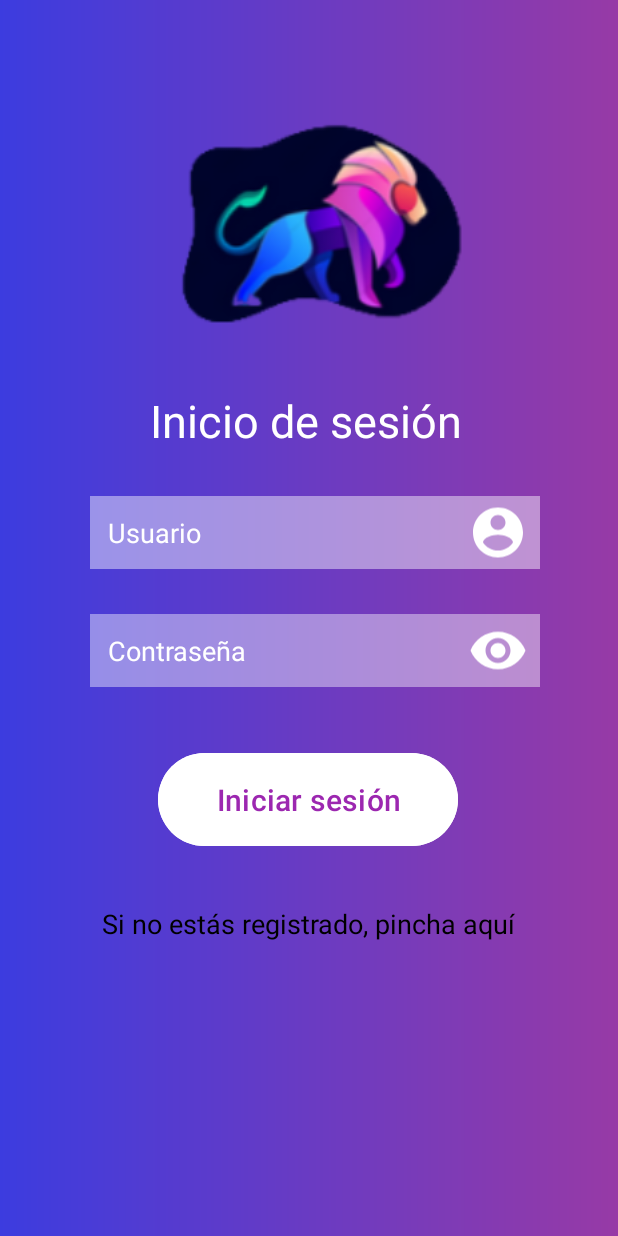
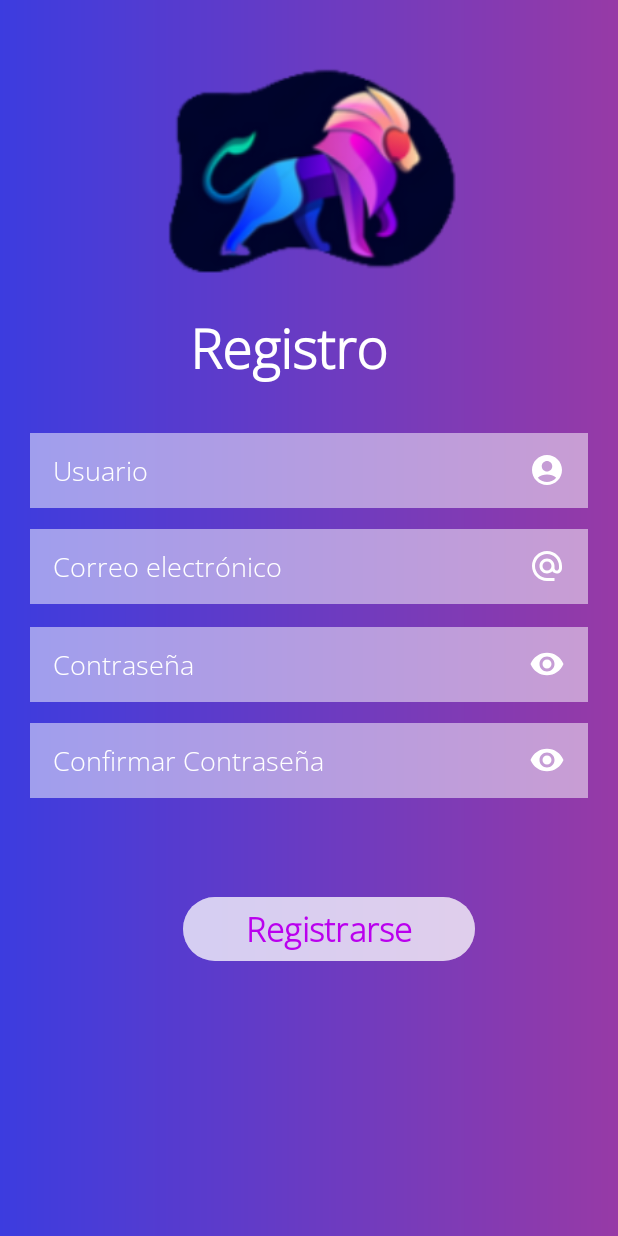
Before and after one commit to luciasimon/Melodify, an Android app: the screen it shows after launch (LogInPage before the commit, RegistroActivity after it), on a phone screen of 412 x 824 dp. Run offline under Robolectric (Android 15) with nearby library versions, the phone set to English and light mode, and no system bars; our stand-ins replace data binding.

Commit message:
activities completas

```diff
--- a/app/build.gradle.kts
+++ b/app/build.gradle.kts
@@ -57,3 +57,8 @@ android {
         implementation("de.hdodenhof:circleimageview:3.1.0")
     }
 }
+dependencies {
+    implementation("androidx.appcompat:appcompat:1.6.1")
+    implementation("com.google.android.material:material:1.11.0")
+    implementation("androidx.constraintlayout:constraintlayout:2.1.4")
+}
--- a/app/src/main/java/com/example/melodify/MainActivity.kt
+++ b/app/src/main/java/com/example/melodify/MainActivity.kt
@@ -7,7 +7,6 @@ import android.os.Bundle
 import com.example.melodify.databinding.ActivityMainBinding
 import com.example.melodify.databinding.ActivityPlayListBinding
 import com.example.melodify.playlist.PlayList
-
 class MainActivity : AppCompatActivity() {
 
     private lateinit var binding: ActivityMainBinding
@@ -18,8 +17,10 @@ class MainActivity : AppCompatActivity() {
 
          //val intent = Intent(this, UserActivity::class.java)
 //        val intent = Intent(this, PlayingSongActivity::class.java)
-       val intent = Intent(this, LogInPage::class.java)
+ //      val intent = Intent(this, LogInPage::class.java)
 //       val intent = Intent(this, HomeActivity::class.java)
+ //      val intent = Intent(this, PlayList::class.java)
+       val intent = Intent(this, RegistroActivity::class.java)
 
         startActivity(intent)
     }
--- /dev/null
+++ b/app/src/main/java/com/example/melodify/RegistroActivity.kt
@@ -0,0 +1,92 @@
+package com.example.melodify
+
+import android.annotation.SuppressLint
+import android.os.Build
+import androidx.appcompat.app.AppCompatActivity
+import android.os.Bundle
+import android.text.method.HideReturnsTransformationMethod
+import android.text.method.PasswordTransformationMethod
+import android.view.MotionEvent
+import android.view.WindowManager
+import com.example.melodify.R
+import com.example.melodify.databinding.ActivityRegistroBinding
+
+class RegistroActivity : AppCompatActivity() {
+
+
+    private lateinit var binding: ActivityRegistroBinding
+    @SuppressLint("ClickableViewAccessibility")
+    override fun onCreate(savedInstanceState: Bundle?) {
+        super.onCreate(savedInstanceState)
+        binding = ActivityRegistroBinding.inflate(layoutInflater)
+        setContentView(binding.root)
+
+        if (Build.VERSION.SDK_INT >= Build.VERSION_CODES.KITKAT) {
+            val w = window // in Activity's onCreate() for instance
+            w.setFlags(
+                WindowManager.LayoutParams.FLAG_LAYOUT_NO_LIMITS,
+                WindowManager.LayoutParams.FLAG_LAYOUT_NO_LIMITS
+            )
+        }
+
+        binding.clave.setOnTouchListener { v, event ->
+            if (event.action == MotionEvent.ACTION_UP) {
+                if (event.rawX >= (binding.clave.right - binding.clave.compoundDrawables[2].bounds.width())) {
+
+                    if (binding.clave.transformationMethod is PasswordTransformationMethod) {
+                        // Mostrar la contraseña
+                        binding.clave.transformationMethod = HideReturnsTransformationMethod.getInstance()
+                        binding.clave.setCompoundDrawablesWithIntrinsicBounds(0, 0, R.drawable.ojito_passwd, 0)
+                    } else {
+                        // Ocultar la contraseña
+                        binding.clave.transformationMethod = PasswordTransformationMethod.getInstance()
+                        binding.clave.setCompoundDrawablesWithIntrinsicBounds(0, 0, R.drawable.ojito_passwd, 0)
+                    }
+
+                    binding.clave.setSelection(binding.clave.text.length)
+                    return@setOnTouchListener true
+                }
+            }
+            false
+        }
+
+        binding.confirmClave.setOnTouchListener { v, event ->
+            if (event.action == MotionEvent.ACTION_UP) {
+                if (event.rawX >= (binding.confirmClave.right - binding.confirmClave.compoundDrawables[2].bounds.width())) {
+
+                    if (binding.confirmClave.transformationMethod is PasswordTransformationMethod) {
+                        // Mostrar la contraseña
+                        binding.confirmClave.transformationMethod = HideReturnsTransformationMethod.getInstance()
+                        binding.confirmClave.setCompoundDrawablesWithIntrinsicBounds(0, 0, R.drawable.ojito_passwd, 0)
+                    } else {
+                        // Ocultar la contraseña
+                        binding.confirmClave.transformationMethod = PasswordTransformationMethod.getInstance()
+                        binding.confirmClave.setCompoundDrawablesWithIntrinsicBounds(0, 0, R.drawable.ojito_passwd, 0)
+                    }
+
+                    binding.confirmClave.setSelection(binding.confirmClave.text.length)
+                    return@setOnTouchListener true
+                }
+            }
+            false
+        }
+
+
+        binding.buttonRegister.setOnClickListener {
+//            registro()
+        }
+
+
+
+    }
+
+//    fun registro(){
+//        var nombre = binding.nombreUser.text.toString()
+
+//        val intent = Intent(this, LAQUESEA::class.java)
+//        val bundle = Bundle()
+//        bundle.putString("nombre", nombre)
+//        intent.putExtras(bundle)
+//        startActivity(Intent)
+
+}
--- /dev/null
+++ b/app/src/main/res/drawable/background_color.xml
@@ -0,0 +1,8 @@
+<?xml version="1.0" encoding="utf-8"?>
+<shape xmlns:android="http://schemas.android.com/apk/res/android"
+    android:shape="rectangle">
+    <gradient
+        android:startColor="#3C3CDF"
+        android:endColor="#973AA6"
+        android:angle="0"/>
+</shape>
--- /dev/null
+++ b/app/src/main/res/drawable/baseline_alternate_email_24.xml
@@ -0,0 +1,5 @@
+<vector android:height="24dp" android:tint="#FFFFFF"
+    android:viewportHeight="24" android:viewportWidth="24"
+    android:width="24dp" xmlns:android="http://schemas.android.com/apk/res/android">
+    <path android:fillColor="@android:color/white" android:pathData="M12,2C6.48,2 2,6.48 2,12s4.48,10 10,10h5v-2h-5c-4.34,0 -8,-3.66 -8,-8s3.66,-8 8,-8 8,3.66 8,8v1.43c0,0.79 -0.71,1.57 -1.5,1.57s-1.5,-0.78 -1.5,-1.57L17,12c0,-2.76 -2.24,-5 -5,-5s-5,2.24 -5,5 2.24,5 5,5c1.38,0 2.64,-0.56 3.54,-1.47 0.65,0.89 1.77,1.47 2.96,1.47 1.97,0 3.5,-1.6 3.5,-3.57L22,12c0,-5.52 -4.48,-10 -10,-10zM12,15c-1.66,0 -3,-1.34 -3,-3s1.34,-3 3,-3 3,1.34 3,3 -1.34,3 -3,3z"/>
+</vector>
--- /dev/null
+++ b/app/src/main/res/drawable/icon_user.xml
@@ -0,0 +1,5 @@
+<vector android:height="24dp" android:tint="#FFFFFF"
+    android:viewportHeight="24" android:viewportWidth="24"
+    android:width="24dp" xmlns:android="http://schemas.android.com/apk/res/android">
+    <path android:fillColor="@android:color/white" android:pathData="M12,2C6.48,2 2,6.48 2,12s4.48,10 10,10s10,-4.48 10,-10S17.52,2 12,2zM12,6c1.93,0 3.5,1.57 3.5,3.5S13.93,13 12,13s-3.5,-1.57 -3.5,-3.5S10.07,6 12,6zM12,20c-2.03,0 -4.43,-0.82 -6.14,-2.88C7.55,15.8 9.68,15 12,15s4.45,0.8 6.14,2.12C16.43,19.18 14.03,20 12,20z"/>
+</vector>
--- /dev/null
+++ b/app/src/main/res/drawable/ojito_passwd.xml
@@ -0,0 +1,5 @@
+<vector android:height="24dp" android:tint="#FFFFFF"
+    android:viewportHeight="24" android:viewportWidth="24"
+    android:width="24dp" xmlns:android="http://schemas.android.com/apk/res/android">
+    <path android:fillColor="@android:color/white" android:pathData="M12,4.5C7,4.5 2.73,7.61 1,12c1.73,4.39 6,7.5 11,7.5s9.27,-3.11 11,-7.5c-1.73,-4.39 -6,-7.5 -11,-7.5zM12,17c-2.76,0 -5,-2.24 -5,-5s2.24,-5 5,-5 5,2.24 5,5 -2.24,5 -5,5zM12,9c-1.66,0 -3,1.34 -3,3s1.34,3 3,3 3,-1.34 3,-3 -1.34,-3 -3,-3z"/>
+</vector>
--- /dev/null
+++ b/app/src/main/res/layout/activity_registro.xml
@@ -0,0 +1,123 @@
+<?xml version="1.0" encoding="utf-8"?>
+
+<layout xmlns:tools="http://schemas.android.com/tools"
+    xmlns:android="http://schemas.android.com/apk/res/android"
+    xmlns:app="http://schemas.android.com/apk/res-auto">
+    <RelativeLayout
+        android:layout_width="match_parent"
+        android:layout_height="match_parent"
+        android:background="@drawable/background_color"
+        tools:context=".RegistroActivity">
+
+        <Button
+            android:id="@+id/buttonRegister"
+            android:layout_width="194dp"
+            android:layout_height="wrap_content"
+            android:layout_below="@id/confirmClave"
+            android:layout_alignParentStart="true"
+            android:layout_alignParentEnd="true"
+            android:layout_marginStart="122dp"
+            android:layout_marginTop="62dp"
+            android:layout_marginEnd="95dp"
+            android:backgroundTint="@color/white_transparent"
+            android:fontFamily="@font/open_sans_light"
+            android:text="Registrarse"
+            android:textColor="#BA00EE"
+            android:textSize="22sp"
+            android:textStyle="bold" />
+
+        <EditText
+            android:id="@+id/clave"
+            android:layout_width="match_parent"
+            android:layout_height="50dp"
+            android:layout_below="@id/correoUser"
+            android:layout_marginStart="20dp"
+            android:layout_marginTop="15dp"
+            android:layout_marginEnd="20dp"
+            android:background="@color/white_transparent"
+            android:drawableRight="@drawable/ojito_passwd"
+            android:fontFamily="@font/open_sans_light"
+            android:hint="Contraseña"
+            android:inputType="textPassword"
+            android:paddingStart="15dp"
+            android:paddingEnd="15dp"
+            android:textColorHint="@color/white" />
+
+        <EditText
+            android:id="@+id/nombreUser"
+            android:layout_width="match_parent"
+            android:layout_height="50dp"
+            android:layout_below="@id/textViewRegistro"
+            android:layout_marginStart="20dp"
+            android:layout_marginTop="32dp"
+            android:layout_marginEnd="20dp"
+            android:background="@color/white_transparent"
+            android:drawableRight="@drawable/icon_user"
+            android:fontFamily="@font/open_sans_light"
+            android:hint="Usuario"
+            android:paddingStart="15dp"
+            android:paddingEnd="15dp"
+            android:textColorHint="@color/white" />
+
+        <EditText
+            android:id="@+id/correoUser"
+            android:layout_width="match_parent"
+            android:layout_height="50dp"
+            android:layout_below="@id/nombreUser"
+            android:layout_marginStart="20dp"
+            android:layout_marginTop="14dp"
+            android:layout_marginEnd="20dp"
+            android:background="@color/white_transparent"
+            android:drawableRight="@drawable/baseline_alternate_email_24"
+            android:fontFamily="@font/open_sans_light"
+            android:hint="Correo electrónico"
+            android:paddingStart="15dp"
+            android:paddingEnd="15dp"
+            android:textColorHint="@color/white" />
+
+        <EditText
+            android:id="@+id/confirmClave"
+            android:layout_width="match_parent"
+            android:layout_height="50dp"
+            android:layout_below="@id/clave"
+            android:layout_marginStart="20dp"
+            android:layout_marginTop="14dp"
+            android:layout_marginEnd="20dp"
+            android:background="@color/white_transparent"
+            android:drawableRight="@drawable/ojito_passwd"
+            android:fontFamily="@font/open_sans_light"
+            android:hint="Confirmar Contraseña"
+            android:inputType="textPassword"
+            android:paddingStart="15dp"
+            android:paddingEnd="15dp"
+            android:textColorHint="@color/white" />
+
+        <ImageView
+            android:id="@+id/imageView3"
+            android:layout_width="270dp"
+            android:layout_height="207dp"
+            android:layout_alignParentStart="true"
+            android:layout_alignParentEnd="true"
+            android:layout_marginStart="64dp"
+            android:layout_marginEnd="77dp"
+            app:srcCompat="@drawable/logomelodify" />
+
+        <TextView
+            android:id="@+id/textViewRegistro"
+            android:layout_width="171dp"
+            android:layout_height="wrap_content"
+            android:layout_below="@+id/imageView3"
+            android:layout_alignParentStart="true"
+            android:layout_alignParentEnd="true"
+            android:layout_marginStart="107dp"
+            android:layout_marginTop="0dp"
+            android:layout_marginEnd="133dp"
+            android:fontFamily="@font/open_sans_light"
+            android:text="Registro"
+            android:textAlignment="center"
+            android:textColor="#FFF"
+            android:textSize="36sp"
+            android:textStyle="bold" />
+
+    </RelativeLayout>
+</layout>
--- a/app/src/main/res/values/colors.xml
+++ b/app/src/main/res/values/colors.xml
@@ -4,4 +4,6 @@
     <color name="white">#FFFFFFFF</color>
     <color name="blue">#02062d</color>
     <color name="purple">#250360</color>
+    <color name="white_transparent">#80FFFFFF</color>
+
 </resources>
```
Also changed, not shown: app/src/main/AndroidManifest.xml (+4 -4 lines).
